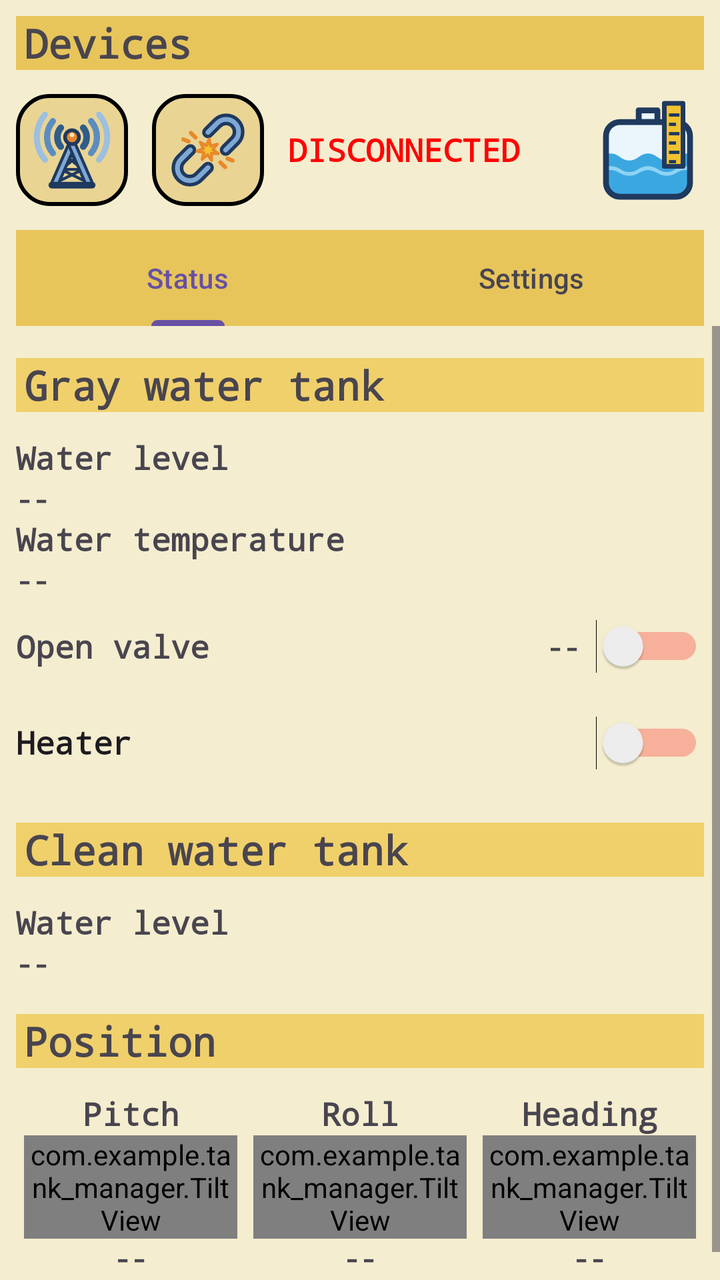
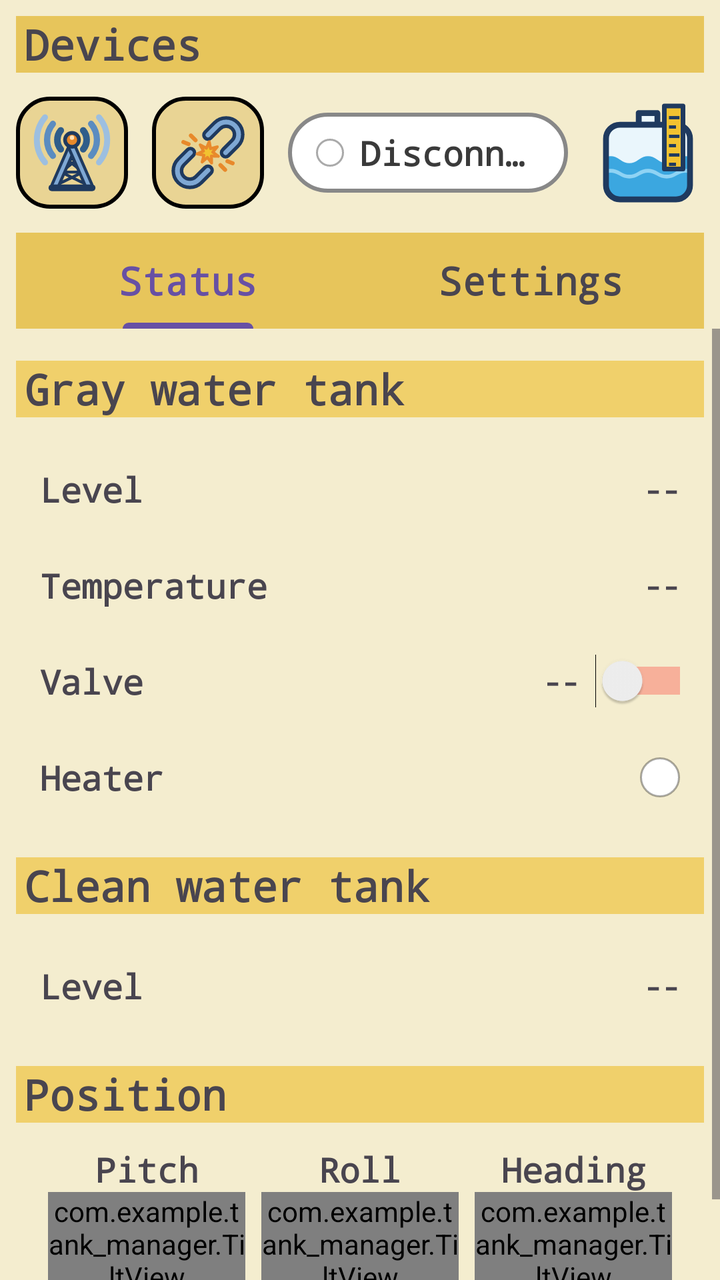

The first picture is an Android layout as it rendered before a commit; the second is the same layout after the commit. The layout source and the unified diff follow.
<!-- AndroidManifest.xml: application theme Theme.TankManager -->
<!-- res/layout/activity_main.xml -->
<?xml version="1.0" encoding="utf-8"?>
<LinearLayout xmlns:android="http://schemas.android.com/apk/res/android"
    xmlns:app="http://schemas.android.com/apk/res-auto"
    xmlns:tools="http://schemas.android.com/tools"
    android:id="@+id/main"
    android:layout_width="match_parent"
    android:layout_height="match_parent"
    android:background="#F4EDCF"
    android:orientation="vertical"
    tools:context=".MainActivity">

    <LinearLayout
        android:layout_width="match_parent"
        android:layout_height="wrap_content"
        android:layout_marginHorizontal="8dp"
        android:layout_marginTop="8dp"
        android:orientation="vertical">

        <TextView
            style="@style/SectionTitle"
            android:background="#E7C55B"
            android:text="@string/devices" />

        
        <LinearLayout
            android:layout_width="match_parent"
            android:layout_height="wrap_content"
            android:layout_marginVertical="12dp"
            android:gravity="center_vertical"
            android:orientation="horizontal">

            <ImageButton
                android:id="@+id/bluetootl_list_btn"
                android:layout_width="56dp"
                android:layout_height="56dp"
                android:background="@drawable/round_corners"
                android:contentDescription="@string/device_list"
                android:onClick="openBTList"
                android:padding="6dp"
                android:scaleType="fitCenter"
                app:srcCompat="@drawable/ic_devices" />

            <ImageButton
                android:id="@+id/break_connection_btn"
                android:layout_width="56dp"
                android:layout_height="56dp"
                android:layout_marginStart="12dp"
                android:background="@drawable/round_corners"
                android:padding="6dp"
                android:scaleType="fitCenter"
                android:contentDescription="@string/disconnect"
                android:onClick="breakBTConnection"
                app:srcCompat="@drawable/ic_disconnect" />

            <TextView
                android:id="@+id/connection_txt"
                style="@style/Label"
                android:layout_width="0dp"
                android:layout_marginStart="12dp"
                android:layout_weight="1"
                android:text="@string/disconnected"
                android:textColor="#FF0303" />

            <ImageView
                android:layout_width="56dp"
                android:layout_height="56dp"
                android:contentDescription="@string/app_name"
                app:srcCompat="@drawable/ic_logo" />
        </LinearLayout>
    </LinearLayout>

    <com.google.android.material.tabs.TabLayout
        android:id="@+id/tab_layout"
        android:layout_width="match_parent"
        android:layout_height="wrap_content"
        android:layout_marginHorizontal="8dp"
        android:background="#E7C55B">

        <com.google.android.material.tabs.TabItem
            android:layout_width="wrap_content"
            android:layout_height="wrap_content"
            android:text="@string/tab_status" />

        <com.google.android.material.tabs.TabItem
            android:layout_width="wrap_content"
            android:layout_height="wrap_content"
            android:text="@string/tab_settings" />
    </com.google.android.material.tabs.TabLayout>

    <ScrollView
        android:layout_width="match_parent"
        android:layout_height="0dp"
        android:layout_weight="1"
        android:fillViewport="true">

        <FrameLayout
            android:layout_width="match_parent"
            android:layout_height="wrap_content"
            android:paddingHorizontal="8dp"
            android:paddingBottom="16dp">

            <LinearLayout
                android:id="@+id/status_group"
                android:layout_width="match_parent"
                android:layout_height="wrap_content"
                android:orientation="vertical">

                <TextView
                    style="@style/SectionTitle"
                    android:layout_marginTop="16dp"
                    android:text="@string/gray_water_tank" />

                <TextView
                    style="@style/Label"
                    android:layout_marginTop="12dp"
                    android:text="@string/water_level" />

                <TextView
                    android:id="@+id/gray_water_lvl_txt"
                    style="@style/Value"
                    android:text="@string/no_value" />

                <TextView
                    style="@style/Label"
                    android:text="@string/water_temperature" />

                <TextView
                    android:id="@+id/gray_water_lvl_temp"
                    style="@style/Value"
                    android:text="@string/no_value" />

                
                <LinearLayout
                    android:layout_width="match_parent"
                    android:layout_height="48dp"
                    android:gravity="center_vertical"
                    android:orientation="horizontal">

                    <TextView
                        style="@style/Label"
                        android:layout_width="wrap_content"
                        android:labelFor="@id/open_valve_switch"
                        android:text="@string/open_valve" />

                    <TextView
                        android:id="@+id/valve_state_txt"
                        style="@style/Value"
                        android:layout_width="0dp"
                        android:layout_weight="1"
                        android:layout_marginHorizontal="8dp"
                        android:gravity="end"
                        android:text="@string/no_value" />

                    <Switch
                        android:id="@+id/open_valve_switch"
                        android:layout_width="wrap_content"
                        android:layout_height="wrap_content"
                        android:contentDescription="@string/open_valve"
                        android:trackTint="#FF0000" />
                </LinearLayout>

                <Switch
                    android:id="@+id/heate_on_light"
                    style="@style/Label"
                    android:layout_height="48dp"
                    android:clickable="false"
                    android:focusable="false"
                    android:text="@string/heater"
                    android:trackTint="#FF0000" />

                <TextView
                    style="@style/SectionTitle"
                    android:layout_marginTop="16dp"
                    android:text="@string/clean_water_tank" />

                <TextView
                    style="@style/Label"
                    android:layout_marginTop="12dp"
                    android:text="@string/water_level" />

                <TextView
                    android:id="@+id/clean_water_lvl_txt"
                    style="@style/Value"
                    android:text="@string/no_value" />

                <TextView
                    style="@style/SectionTitle"
                    android:layout_marginTop="16dp"
                    android:text="@string/position" />

                <LinearLayout
                    android:layout_width="match_parent"
                    android:layout_height="wrap_content"
                    android:layout_marginTop="12dp"
                    android:baselineAligned="false"
                    android:orientation="horizontal">

                    <LinearLayout
                        android:layout_width="0dp"
                        android:layout_height="wrap_content"
                        android:layout_weight="1"
                        android:orientation="vertical">

                        <TextView
                            style="@style/Label"
                            android:gravity="center"
                            android:text="@string/pitch" />

                        <com.example.tank_manager.TiltView
                            android:id="@+id/pitch_view"
                            android:layout_width="match_parent"
                            android:layout_height="wrap_content"
                            android:layout_marginHorizontal="4dp"
                            app:tiltMode="pitch" />

                        <TextView
                            android:id="@+id/pitch_num"
                            style="@style/Value"
                            android:gravity="center"
                            android:text="@string/no_value" />
                    </LinearLayout>

                    <LinearLayout
                        android:layout_width="0dp"
                        android:layout_height="wrap_content"
                        android:layout_weight="1"
                        android:orientation="vertical">

                        <TextView
                            style="@style/Label"
                            android:gravity="center"
                            android:text="@string/roll" />

                        <com.example.tank_manager.TiltView
                            android:id="@+id/roll_view"
                            android:layout_width="match_parent"
                            android:layout_height="wrap_content"
                            android:layout_marginHorizontal="4dp"
                            app:tiltMode="roll" />

                        <TextView
                            android:id="@+id/roll_num"
                            style="@style/Value"
                            android:gravity="center"
                            android:text="@string/no_value" />
                    </LinearLayout>

                    <LinearLayout
                        android:layout_width="0dp"
                        android:layout_height="wrap_content"
                        android:layout_weight="1"
                        android:orientation="vertical">

                        <TextView
                            style="@style/Label"
                            android:gravity="center"
                            android:text="@string/heading" />

                        <com.example.tank_manager.TiltView
                            android:id="@+id/heading_view"
                            android:layout_width="match_parent"
                            android:layout_height="wrap_content"
                            android:layout_marginHorizontal="4dp"
                            app:tiltMode="heading" />

                        <TextView
                            android:id="@+id/yaw_num"
                            style="@style/Value"
                            android:gravity="center"
                            android:text="@string/no_value" />
                    </LinearLayout>
                </LinearLayout>
            </LinearLayout>

            <LinearLayout
                android:id="@+id/settings_layout"
                android:layout_width="match_parent"
                android:layout_height="wrap_content"
                android:orientation="vertical"
                android:visibility="gone">

                <TextView
                    style="@style/SectionTitle"
                    android:layout_marginTop="16dp"
                    android:text="@string/settings_gray_tank" />

                <Switch
                    android:id="@+id/buzzer_switch"
                    style="@style/Label"
                    android:layout_height="48dp"
                    android:text="@string/settings_buzzer" />

                <TextView
                    android:id="@+id/gray_threshold_label"
                    style="@style/Label"
                    android:layout_marginTop="8dp" />

                <SeekBar
                    android:id="@+id/gray_threshold_seek"
                    android:layout_width="match_parent"
                    android:layout_height="48dp"
                    android:max="10" />

                <TextView
                    style="@style/SectionTitle"
                    android:layout_marginTop="16dp"
                    android:text="@string/settings_heating" />

                <Switch
                    android:id="@+id/auto_heating_switch"
                    style="@style/Label"
                    android:layout_height="48dp"
                    android:text="@string/settings_auto_heating" />

                <TextView
                    android:id="@+id/heating_threshold_label"
                    style="@style/Label"
                    android:layout_marginTop="8dp" />

                <SeekBar
                    android:id="@+id/heating_threshold_seek"
                    android:layout_width="match_parent"
                    android:layout_height="48dp"
                    android:max="4" />
            </LinearLayout>
        </FrameLayout>
    </ScrollView>
</LinearLayout>
<!-- resources referenced by this layout -->
<resources>
  <!-- drawable ic_devices: vector/xml drawable (drawable, 3380 chars, omitted) -->
  <!-- drawable ic_disconnect: vector/xml drawable (drawable, 2119 chars, omitted) -->
  <!-- drawable ic_logo: vector/xml drawable (drawable, 3000 chars, omitted) -->
  <!-- drawable round_corners (drawable) -->
  <?xml version="1.0" encoding="utf-8"?>
  <shape xmlns:android="http://schemas.android.com/apk/res/android">
      <solid android:color="#E9D494" />
      <corners android:radius="16dp" />
      <stroke android:width="2dp" />
  
  </shape>
  <string name="app_name">Tank Manager</string>
  <string name="clean_water_tank">Clean water tank</string>
  <string name="device_list">Bluetooth devices</string>
  <string name="devices">Devices</string>
  <string name="disconnect">Disconnect</string>
  <string name="disconnected">DISCONNECTED</string>
  <string name="gray_water_tank">Gray water tank</string>
  <string name="heading">Heading</string>
  <string name="heater">Heater</string>
  <string name="no_value">--</string>
  <string name="open_valve">Open valve</string>
  <string name="pitch">Pitch</string>
  <string name="position">Position</string>
  <string name="roll">Roll</string>
  <string name="settings_auto_heating">Auto-heating</string>
  <string name="settings_buzzer">Buzzer alarm</string>
  <string name="settings_gray_tank">Gray water tank</string>
  <string name="settings_heating">Heating</string>
  <string name="tab_settings">Settings</string>
  <string name="tab_status">Status</string>
  <string name="water_level">Water level</string>
  <string name="water_temperature">Water temperature</string>
  <style name="Label">
          <item name="android:layout_width">match_parent</item>
          <item name="android:layout_height">wrap_content</item>
          <item name="android:fontFamily">monospace</item>
          <item name="android:textSize">16sp</item>
          <item name="android:textStyle">bold</item>
      </style>
  <style name="SectionTitle">
          <item name="android:layout_width">match_parent</item>
          <item name="android:layout_height">wrap_content</item>
          <item name="android:background">#F0D06B</item>
          <item name="android:fontFamily">monospace</item>
          <item name="android:textSize">20sp</item>
          <item name="android:textStyle">bold</item>
          <item name="android:paddingStart">4dp</item>
          <item name="android:paddingEnd">4dp</item>
      </style>
  <style name="Value">
          <item name="android:layout_width">match_parent</item>
          <item name="android:layout_height">wrap_content</item>
          <item name="android:fontFamily">monospace</item>
          <item name="android:textSize">14sp</item>
          <item name="android:textStyle">bold</item>
      </style>
  <style name="Theme.TankManager" parent="Base.Theme.TankManager" />
  <style name="Base.Theme.TankManager" parent="Theme.Material3.Light.NoActionBar" />
</resources>

<!-- the commit's change to res/layout/activity_main.xml (unified diff, before → after) -->
@@ -52,14 +52,40 @@
                 android:onClick="breakBTConnection"
                 app:srcCompat="@drawable/ic_disconnect" />
 
-            <TextView
-                android:id="@+id/connection_txt"
-                style="@style/Label"
+            
+            <FrameLayout
                 android:layout_width="0dp"
-                android:layout_marginStart="12dp"
+                android:layout_height="wrap_content"
+                android:layout_marginHorizontal="12dp"
                 android:layout_weight="1"
-                android:text="@string/disconnected"
-                android:textColor="#FF0303" />
+                tools:ignore="UselessParent">
+
+                <LinearLayout
+                    android:id="@+id/connection_pill"
+                    android:layout_width="wrap_content"
+                    android:layout_height="40dp"
+                    android:background="@drawable/status_pill"
+                    android:gravity="center_vertical"
+                    android:orientation="horizontal"
+                    android:paddingHorizontal="14dp">
+
+                    <View
+                        android:id="@+id/connection_light"
+                        android:layout_width="14dp"
+                        android:layout_height="14dp"
+                        android:background="@drawable/indicator_light" />
+
+                    <TextView
+                        android:id="@+id/connection_txt"
+                        style="@style/Label"
+                        android:layout_width="wrap_content"
+                        android:layout_marginStart="8dp"
+                        android:maxLines="1"
+                        android:ellipsize="end"
+                        android:text="@string/disconnected"
+                        android:textColor="#3A3A3A" />
+                </LinearLayout>
+            </FrameLayout>
 
             <ImageView
                 android:layout_width="56dp"
@@ -74,7 +100,8 @@
         android:layout_width="match_parent"
         android:layout_height="wrap_content"
         android:layout_marginHorizontal="8dp"
-        android:background="#E7C55B">
+        android:background="#E7C55B"
+        app:tabTextAppearance="@style/TabText">
 
         <com.google.android.material.tabs.TabItem
             android:layout_width="wrap_content"
@@ -110,27 +137,51 @@
                     android:layout_marginTop="16dp"
                     android:text="@string/gray_water_tank" />
 
-                <TextView
-                    style="@style/Label"
+                
+                <LinearLayout
+                    android:layout_marginHorizontal="12dp"
+                    android:layout_width="match_parent"
+                    android:layout_height="48dp"
                     android:layout_marginTop="12dp"
-                    android:text="@string/water_level" />
-
-                <TextView
-                    android:id="@+id/gray_water_lvl_txt"
-                    style="@style/Value"
-                    android:text="@string/no_value" />
-
-                <TextView
-                    style="@style/Label"
-                    android:text="@string/water_temperature" />
-
-                <TextView
-                    android:id="@+id/gray_water_lvl_temp"
-                    style="@style/Value"
-                    android:text="@string/no_value" />
+                    android:gravity="center_vertical"
+                    android:orientation="horizontal">
+
+                    <TextView
+                        style="@style/Label"
+                        android:layout_width="0dp"
+                        android:layout_weight="1"
+                        android:text="@string/level" />
+
+                    <TextView
+                        android:id="@+id/gray_water_lvl_txt"
+                        style="@style/Value"
+                        android:layout_width="wrap_content"
+                        android:text="@string/no_value" />
+                </LinearLayout>
+
+                <LinearLayout
+                    android:layout_marginHorizontal="12dp"
+                    android:layout_width="match_parent"
+                    android:layout_height="48dp"
+                    android:gravity="center_vertical"
+                    android:orientation="horizontal">
+
+                    <TextView
+                        style="@style/Label"
+                        android:layout_width="0dp"
+                        android:layout_weight="1"
+                        android:text="@string/temperature" />
+
+                    <TextView
+                        android:id="@+id/gray_water_lvl_temp"
+                        style="@style/Value"
+                        android:layout_width="wrap_content"
+                        android:text="@string/no_value" />
+                </LinearLayout>
 
                 
                 <LinearLayout
+                    android:layout_marginHorizontal="12dp"
                     android:layout_width="match_parent"
                     android:layout_height="48dp"
                     android:gravity="center_vertical"
@@ -140,7 +191,7 @@
                         style="@style/Label"
                         android:layout_width="wrap_content"
                         android:labelFor="@id/open_valve_switch"
-                        android:text="@string/open_valve" />
+                        android:text="@string/valve" />
 
                     <TextView
                         android:id="@+id/valve_state_txt"
@@ -155,33 +206,57 @@
                         android:id="@+id/open_valve_switch"
                         android:layout_width="wrap_content"
                         android:layout_height="wrap_content"
-                        android:contentDescription="@string/open_valve"
+                        android:layout_marginEnd="-12dp"
+                        android:contentDescription="@string/valve"
                         android:trackTint="#FF0000" />
                 </LinearLayout>
 
-                <Switch
-                    android:id="@+id/heate_on_light"
-                    style="@style/Label"
-                    android:layout_height="48dp"
-                    android:clickable="false"
-                    android:focusable="false"
-                    android:text="@string/heater"
-                    android:trackTint="#FF0000" />
+                
+                <LinearLayout
+                    android:layout_marginHorizontal="12dp"
+                    android:layout_width="match_parent"
+                    android:layout_height="48dp"
+                    android:gravity="center_vertical"
+                    android:orientation="horizontal">
+
+                    <TextView
+                        style="@style/Label"
+                        android:layout_width="0dp"
+                        android:layout_weight="1"
+                        android:text="@string/heater" />
+
+                    <View
+                        android:id="@+id/heate_on_light"
+                        android:layout_width="20dp"
+                        android:layout_height="20dp"
+                        android:background="@drawable/indicator_light" />
+                </LinearLayout>
 
                 <TextView
                     style="@style/SectionTitle"
                     android:layout_marginTop="16dp"
                     android:text="@string/clean_water_tank" />
 
-                <TextView
-                    style="@style/Label"
+                <LinearLayout
+                    android:layout_marginHorizontal="12dp"
+                    android:layout_width="match_parent"
+                    android:layout_height="48dp"
                     android:layout_marginTop="12dp"
-                    android:text="@string/water_level" />
-
-                <TextView
-                    android:id="@+id/clean_water_lvl_txt"
-                    style="@style/Value"
-                    android:text="@string/no_value" />
+                    android:gravity="center_vertical"
+                    android:orientation="horizontal">
+
+                    <TextView
+                        style="@style/Label"
+                        android:layout_width="0dp"
+                        android:layout_weight="1"
+                        android:text="@string/level" />
+
+                    <TextView
+                        android:id="@+id/clean_water_lvl_txt"
+                        style="@style/Value"
+                        android:layout_width="wrap_content"
+                        android:text="@string/no_value" />
+                </LinearLayout>
 
                 <TextView
                     style="@style/SectionTitle"
@@ -189,6 +264,7 @@
                     android:text="@string/position" />
 
                 <LinearLayout
+                    android:layout_marginHorizontal="12dp"
                     android:layout_width="match_parent"
                     android:layout_height="wrap_content"
                     android:layout_marginTop="12dp"
@@ -282,20 +358,23 @@
                 <TextView
                     style="@style/SectionTitle"
                     android:layout_marginTop="16dp"
-                    android:text="@string/settings_gray_tank" />
+                    android:text="@string/settings_level_alarm" />
 
                 <Switch
+                    android:layout_marginHorizontal="12dp"
                     android:id="@+id/buzzer_switch"
                     style="@style/Label"
                     android:layout_height="48dp"
                     android:text="@string/settings_buzzer" />
 
                 <TextView
+                    android:layout_marginHorizontal="12dp"
                     android:id="@+id/gray_threshold_label"
                     style="@style/Label"
                     android:layout_marginTop="8dp" />
 
                 <SeekBar
+                    android:layout_marginHorizontal="12dp"
                     android:id="@+id/gray_threshold_seek"
                     android:layout_width="match_parent"
                     android:layout_height="48dp"
@@ -307,17 +386,20 @@
                     android:text="@string/settings_heating" />
 
                 <Switch
+                    android:layout_marginHorizontal="12dp"
                     android:id="@+id/auto_heating_switch"
                     style="@style/Label"
                     android:layout_height="48dp"
                     android:text="@string/settings_auto_heating" />
 
                 <TextView
+                    android:layout_marginHorizontal="12dp"
                     android:id="@+id/heating_threshold_label"
                     style="@style/Label"
                     android:layout_marginTop="8dp" />
 
                 <SeekBar
+                    android:layout_marginHorizontal="12dp"
                     android:id="@+id/heating_threshold_seek"
                     android:layout_width="match_parent"
                     android:layout_height="48dp"
<!-- resource entries referenced after the edit -->
@@ -3,6 +3,15 @@
   <!-- drawable ic_devices: vector/xml drawable (drawable, 3380 chars, omitted) -->
   <!-- drawable ic_disconnect: vector/xml drawable (drawable, 2119 chars, omitted) -->
   <!-- drawable ic_logo: vector/xml drawable (drawable, 3000 chars, omitted) -->
+  <!-- drawable indicator_light (drawable) -->
+  <?xml version="1.0" encoding="utf-8"?>
+  <shape xmlns:android="http://schemas.android.com/apk/res/android"
+      android:shape="oval">
+      <solid android:color="#FFFFFF" />
+      <stroke
+          android:width="1dp"
+          android:color="#55000000" />
+  </shape>
   <!-- drawable round_corners (drawable) -->
   <?xml version="1.0" encoding="utf-8"?>
   <shape xmlns:android="http://schemas.android.com/apk/res/android">
@@ -11,33 +20,43 @@
       <stroke android:width="2dp" />
   
   </shape>
+  <!-- drawable status_pill (drawable) -->
+  <?xml version="1.0" encoding="utf-8"?>
+  <shape xmlns:android="http://schemas.android.com/apk/res/android"
+      android:shape="rectangle">
+      <corners android:radius="20dp" />
+      <solid android:color="#FFFFFF" />
+      <stroke
+          android:width="2dp"
+          android:color="#888888" />
+  </shape>
   <string name="app_name">Tank Manager</string>
   <string name="clean_water_tank">Clean water tank</string>
   <string name="device_list">Bluetooth devices</string>
   <string name="devices">Devices</string>
   <string name="disconnect">Disconnect</string>
-  <string name="disconnected">DISCONNECTED</string>
+  <string name="disconnected">Disconnected</string>
   <string name="gray_water_tank">Gray water tank</string>
   <string name="heading">Heading</string>
   <string name="heater">Heater</string>
+  <string name="level">Level</string>
   <string name="no_value">--</string>
-  <string name="open_valve">Open valve</string>
   <string name="pitch">Pitch</string>
   <string name="position">Position</string>
   <string name="roll">Roll</string>
   <string name="settings_auto_heating">Auto-heating</string>
   <string name="settings_buzzer">Buzzer alarm</string>
-  <string name="settings_gray_tank">Gray water tank</string>
   <string name="settings_heating">Heating</string>
+  <string name="settings_level_alarm">Gray tank alarm</string>
   <string name="tab_settings">Settings</string>
   <string name="tab_status">Status</string>
-  <string name="water_level">Water level</string>
-  <string name="water_temperature">Water temperature</string>
+  <string name="temperature">Temperature</string>
+  <string name="valve">Valve</string>
   <style name="Label">
           <item name="android:layout_width">match_parent</item>
           <item name="android:layout_height">wrap_content</item>
           <item name="android:fontFamily">monospace</item>
-          <item name="android:textSize">16sp</item>
+          <item name="android:textSize">17sp</item>
           <item name="android:textStyle">bold</item>
       </style>
   <style name="SectionTitle">
@@ -45,16 +64,24 @@
           <item name="android:layout_height">wrap_content</item>
           <item name="android:background">#F0D06B</item>
           <item name="android:fontFamily">monospace</item>
-          <item name="android:textSize">20sp</item>
+          <item name="android:textSize">21sp</item>
           <item name="android:textStyle">bold</item>
           <item name="android:paddingStart">4dp</item>
           <item name="android:paddingEnd">4dp</item>
+      </style>
+  <style name="TabText" parent="TextAppearance.Material3.TitleMedium">
+          <item name="android:fontFamily">monospace</item>
+          <item name="fontFamily">monospace</item>
+          <item name="android:textSize">19sp</item>
+          <item name="android:textStyle">bold</item>
+          <item name="textAllCaps">false</item>
+          <item name="android:textAllCaps">false</item>
       </style>
   <style name="Value">
           <item name="android:layout_width">match_parent</item>
           <item name="android:layout_height">wrap_content</item>
           <item name="android:fontFamily">monospace</item>
-          <item name="android:textSize">14sp</item>
+          <item name="android:textSize">15sp</item>
           <item name="android:textStyle">bold</item>
       </style>
   <style name="Theme.TankManager" parent="Base.Theme.TankManager" />
